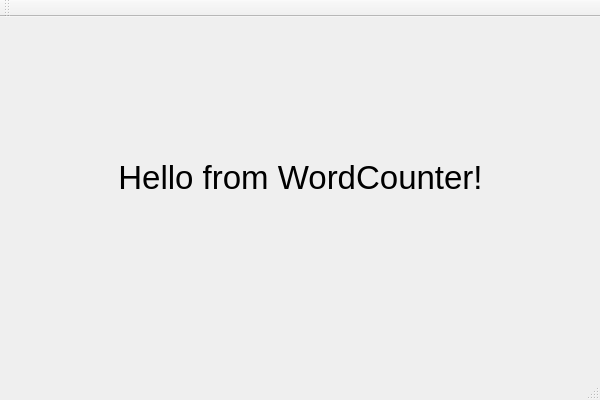
Old version of the form WordCounter/QtWindow.ui in the repository romaktion/WordCounter.
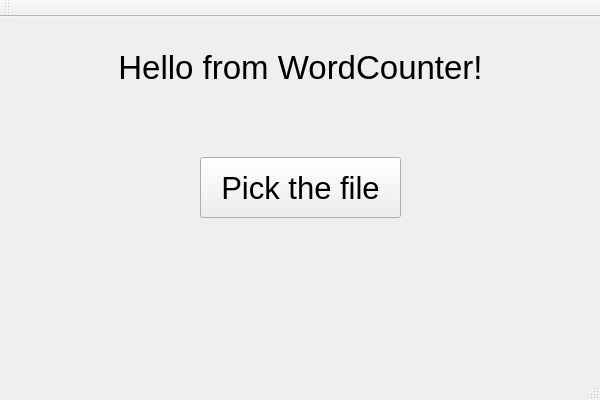
New version of the form.

Commit message: wordcounter connected to GUI

Diff of the .ui file:
```diff
--- a/WordCounter/QtWindow.ui
+++ b/WordCounter/QtWindow.ui
@@ -21,9 +21,9 @@
     <property name="geometry">
      <rect>
       <x>80</x>
-      <y>90</y>
+      <y>0</y>
       <width>441</width>
-      <height>141</height>
+      <height>101</height>
      </rect>
     </property>
     <property name="font">
@@ -41,6 +41,30 @@
      <set>Qt::AlignCenter</set>
     </property>
    </widget>
+   <widget class="QPushButton" name="pushButton">
+    <property name="geometry">
+     <rect>
+      <x>200</x>
+      <y>140</y>
+      <width>201</width>
+      <height>61</height>
+     </rect>
+    </property>
+    <property name="font">
+     <font>
+      <pointsize>23</pointsize>
+     </font>
+    </property>
+    <property name="text">
+     <string>Pick the file</string>
+    </property>
+    <property name="iconSize">
+     <size>
+      <width>32</width>
+      <height>32</height>
+     </size>
+    </property>
+   </widget>
   </widget>
   <widget class="QMenuBar" name="menuBar">
    <property name="geometry">
```
The commit also changes 3 other files.
